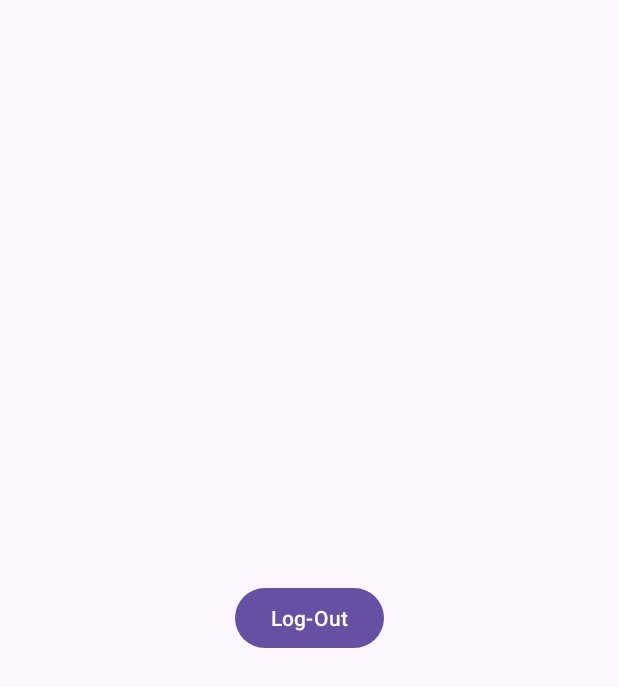
After one commit to thulasie/B07-Project, an Android app: the layout activity_provider_home.xml on its own in the app's theme, with its tools: preview values and no code run, on a phone screen of 412 x 824 dp. The commit adds this screen. Shown: the top 687 px of the screen. Run offline under Robolectric (Android 15) with nearby library versions, the phone set to English and light mode, and no system bars.

Commit message:
Addition of R6 codes

```diff
--- a/Starter Application/app/build.gradle.kts
+++ b/Starter Application/app/build.gradle.kts
@@ -47,7 +47,6 @@ dependencies {
     androidTestImplementation(libs.ext.junit)
     androidTestImplementation(libs.espresso.core)
     implementation("com.google.firebase:firebase-auth")
-    implementation("com.github.PhilJay:MPAndroidChart:v3.1.0")
 
 
 }
--- a/Starter Application/app/src/main/java/com/example/smartAir/MainActivity.java
+++ b/Starter Application/app/src/main/java/com/example/smartAir/MainActivity.java
@@ -25,7 +25,7 @@ public class MainActivity extends AppCompatActivity {
         myRef.setValue("Begin");
 
         if (savedInstanceState == null) {
-            loadFragment(new ForgotPasswordFragment());
+            loadFragment(new HomeFragment());
         }
     }
 
--- /dev/null
+++ b/Starter Application/app/src/main/res/layout/activity_provider_home.xml
@@ -0,0 +1,19 @@
+<?xml version="1.0" encoding="utf-8"?>
+<androidx.constraintlayout.widget.ConstraintLayout xmlns:android="http://schemas.android.com/apk/res/android"
+    xmlns:app="http://schemas.android.com/apk/res-auto"
+    xmlns:tools="http://schemas.android.com/tools"
+    android:id="@+id/main"
+    android:layout_width="match_parent"
+    android:layout_height="match_parent"
+    tools:context=".ProviderHomeActivity">
+
+    <Button
+        android:id="@+id/logoutProvider_id"
+        android:layout_width="wrap_content"
+        android:layout_height="wrap_content"
+        android:text="Log-Out"
+        app:layout_constraintBottom_toBottomOf="parent"
+        app:layout_constraintEnd_toEndOf="parent"
+        app:layout_constraintStart_toStartOf="parent"
+        app:layout_constraintTop_toTopOf="parent" />
+</androidx.constraintlayout.widget.ConstraintLayout>
--- a/Starter Application/settings.gradle.kts
+++ b/Starter Application/settings.gradle.kts
@@ -8,8 +8,6 @@ pluginManagement {
             }
         }
         mavenCentral()
-        maven { url; "https://jitpack.io"}
-        gradlePluginPortal()
     }
 }
 dependencyResolutionManagement {
```
Also changed, not shown: Starter Application/app/src/main/java/com/example/smartAir/ChildHomeActivity.java (added, +50 -0 lines), Starter Application/app/src/main/java/com/example/smartAir/ParentHomeActivity.java (added, +53 -0 lines), Starter Application/app/src/main/java/com/example/smartAir/ProviderHomeActivity.java (added, +54 -0 lines), Starter Application/app/src/main/res/layout/activity_child_home.xml (added, +17 -0 lines), Starter Application/app/src/main/res/layout/activity_parent_home.xml (added, +19 -0 lines).
